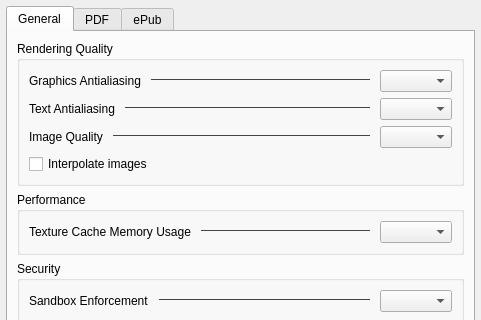
Old version of the form src/generator/config/settingswidget.ui in the repository l4rzy/okular-mupdf-ng; both pictures show x 0 to 481 and y 0 to 320 of the 481 by 541 pixel window.
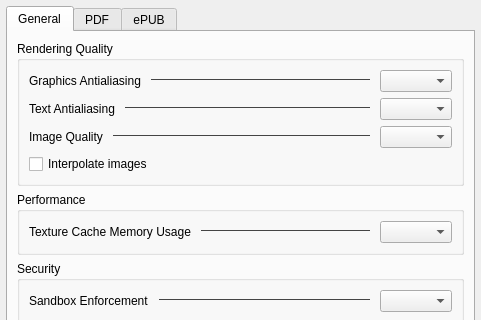
New version of the form. Custom widgets are drawn as their Qt base class.

Patch:
```diff
--- a/src/generator/config/settingswidget.ui
+++ b/src/generator/config/settingswidget.ui
@@ -535,7 +535,7 @@
      </widget>
      <widget class="QWidget" name="epubTab">
       <attribute name="title">
-       <string>ePub</string>
+       <string>ePUB</string>
       </attribute>
       <layout class="QVBoxLayout" name="epubTabLayout">
        <item>
```
